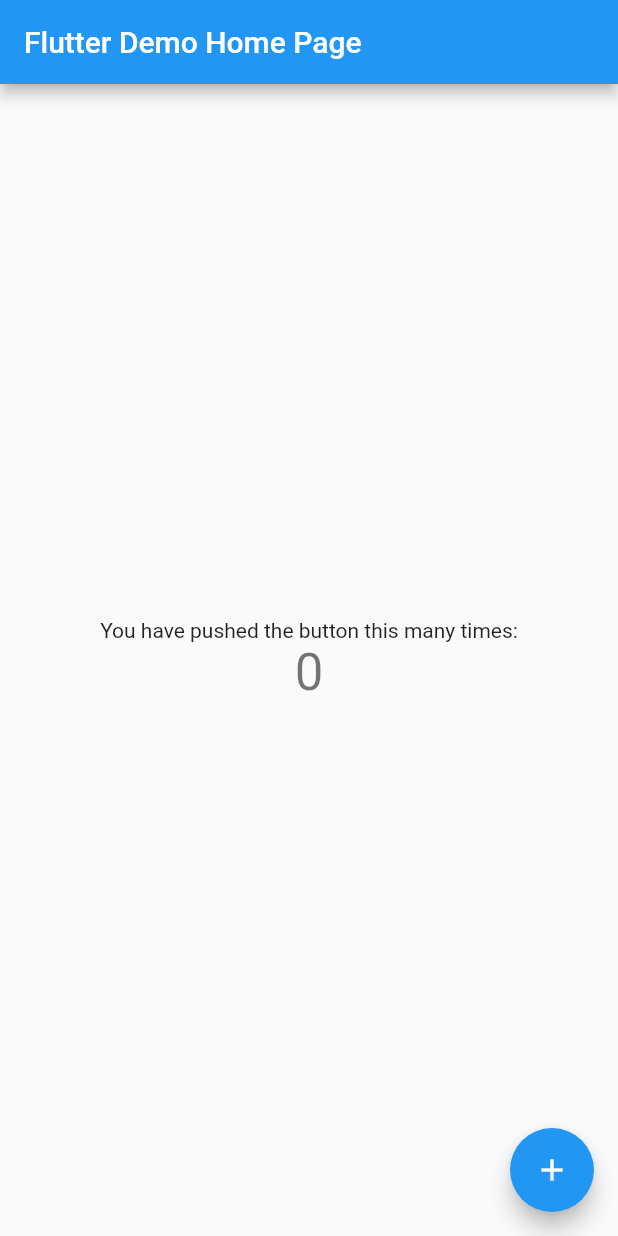
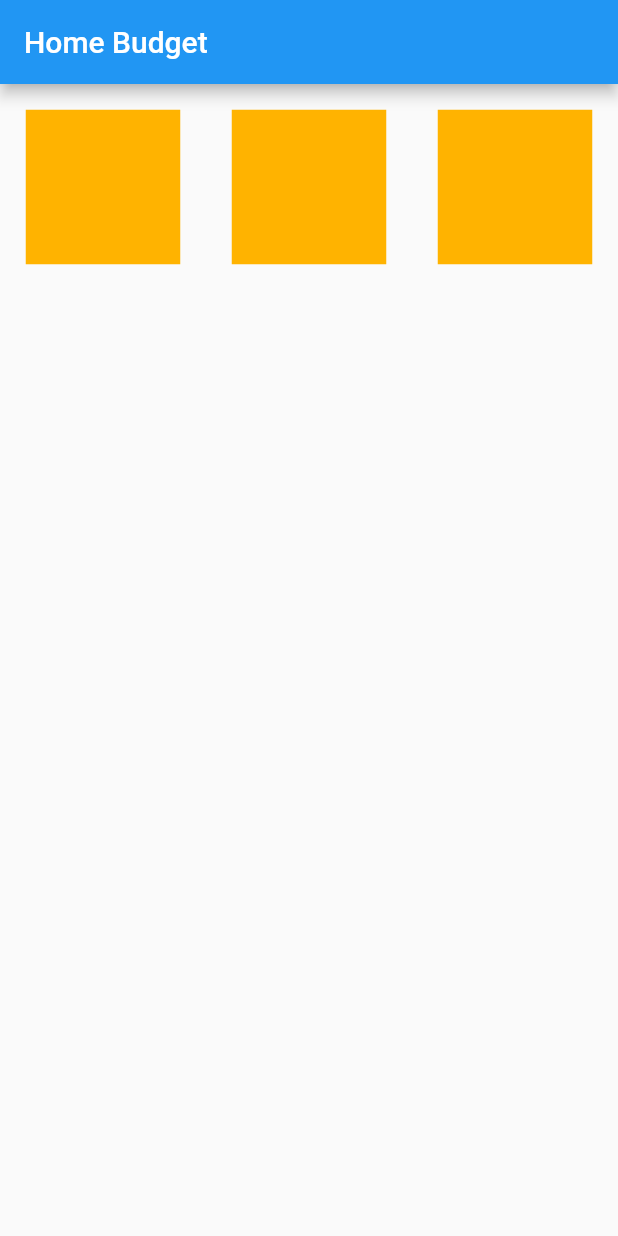
Before and after one commit to VarunBhandia/home_budget, a Flutter app: the screen it shows after launch, on a phone screen of 412 x 824 dp. Run offline on Flutter 3.47's test engine with Material 2 defaults, Android fonts, the phone set to English and light mode, and no system bars.

Commit message:
Added month container

```diff
--- a/lib/home_page.dart
+++ b/lib/home_page.dart
@@ -2,16 +2,6 @@ import 'package:flutter/material.dart';
 
 class MyHomePage extends StatefulWidget {
   MyHomePage({Key key, this.title}) : super(key: key);
-
-  // This widget is the home page of your application. It is stateful, meaning
-  // that it has a State object (defined below) that contains fields that affect
-  // how it looks.
-
-  // This class is the configuration for the state. It holds the values (in this
-  // case the title) provided by the parent (in this case the App widget) and
-  // used by the build method of the State. Fields in a Widget subclass are
-  // always marked "final".
-
   final String title;
 
   @override
@@ -19,68 +9,50 @@ class MyHomePage extends StatefulWidget {
 }
 
 class _MyHomePageState extends State<MyHomePage> {
-  int _counter = 0;
 
-  void _incrementCounter() {
-    setState(() {
-      // This call to setState tells the Flutter framework that something has
-      // changed in this State, which causes it to rerun the build method below
-      // so that the display can reflect the updated values. If we changed
-      // _counter without calling setState(), then the build method would not be
-      // called again, and so nothing would appear to happen.
-      _counter++;
-    });
-  }
 
   @override
   Widget build(BuildContext context) {
-    // This method is rerun every time setState is called, for instance as done
-    // by the _incrementCounter method above.
-    //
-    // The Flutter framework has been optimized to make rerunning build methods
-    // fast, so that you can just rebuild anything that needs updating rather
-    // than having to individually change instances of widgets.
+    final monthContainerColor = Colors.amber[600];
+
+    double monthContainerWidth = MediaQuery.of(context).size.width/4;
+    double monthContainerHeight = monthContainerWidth;
+
+    final monthContainerMargin = EdgeInsets.all(monthContainerWidth/6);
+
     return Scaffold(
       appBar: AppBar(
-        // Here we take the value from the MyHomePage object that was created by
-        // the App.build method, and use it to set our appbar title.
         title: Text(widget.title),
       ),
       body: Center(
-        // Center is a layout widget. It takes a single child and positions it
-        // in the middle of the parent.
         child: Column(
-          // Column is also a layout widget. It takes a list of children and
-          // arranges them vertically. By default, it sizes itself to fit its
-          // children horizontally, and tries to be as tall as its parent.
-          //
-          // Invoke "debug painting" (press "p" in the console, choose the
-          // "Toggle Debug Paint" action from the Flutter Inspector in Android
-          // Studio, or the "Toggle Debug Paint" command in Visual Studio Code)
-          // to see the wireframe for each widget.
-          //
-          // Column has various properties to control how it sizes itself and
-          // how it positions its children. Here we use mainAxisAlignment to
-          // center the children vertically; the main axis here is the vertical
-          // axis because Columns are vertical (the cross axis would be
-          // horizontal).
-          mainAxisAlignment: MainAxisAlignment.center,
+          crossAxisAlignment: CrossAxisAlignment.center,
           children: <Widget>[
-            Text(
-              'You have pushed the button this many times:',
-            ),
-            Text(
-              '$_counter',
-              style: Theme.of(context).textTheme.display1,
-            ),
+            Row(
+              children: <Widget>[
+                Container(
+                  margin: monthContainerMargin,
+                  color: monthContainerColor,
+                  width: monthContainerWidth,
+                  height: monthContainerHeight,
+                ),
+                Container(
+                  margin: monthContainerMargin,
+                  color: monthContainerColor,
+                  width: monthContainerWidth,
+                  height: monthContainerHeight,
+                ),
+                Container(
+                  margin: monthContainerMargin,
+                  color: monthContainerColor,
+                  width: monthContainerWidth,
+                  height: monthContainerHeight,
+                )
+              ],
+            )
           ],
         ),
       ),
-      floatingActionButton: FloatingActionButton(
-        onPressed: _incrementCounter,
-        tooltip: 'Increment',
-        child: Icon(Icons.add),
-      ), // This trailing comma makes auto-formatting nicer for build methods.
     );
   }
 }
--- a/lib/main.dart
+++ b/lib/main.dart
@@ -4,24 +4,15 @@ import 'home_page.dart';
 void main() => runApp(MyApp());
 
 class MyApp extends StatelessWidget {
-  // This widget is the root of your application.
   @override
   Widget build(BuildContext context) {
     return MaterialApp(
-      title: 'Flutter Demo',
+      debugShowCheckedModeBanner: false,
+      title: 'Home Budget',
       theme: ThemeData(
-        // This is the theme of your application.
-        //
-        // Try running your application with "flutter run". You'll see the
-        // application has a blue toolbar. Then, without quitting the app, try
-        // changing the primarySwatch below to Colors.green and then invoke
-        // "hot reload" (press "r" in the console where you ran "flutter run",
-        // or simply save your changes to "hot reload" in a Flutter IDE).
-        // Notice that the counter didn't reset back to zero; the application
-        // is not restarted.
         primarySwatch: Colors.blue,
       ),
-      home: MyHomePage(title: 'Flutter Demo Home Page'),
+      home: MyHomePage(title: 'Home Budget'),
     );
   }
 }
```
